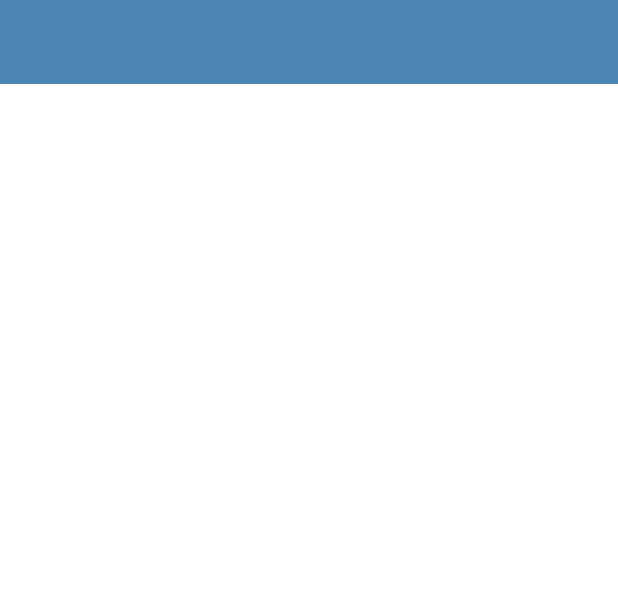
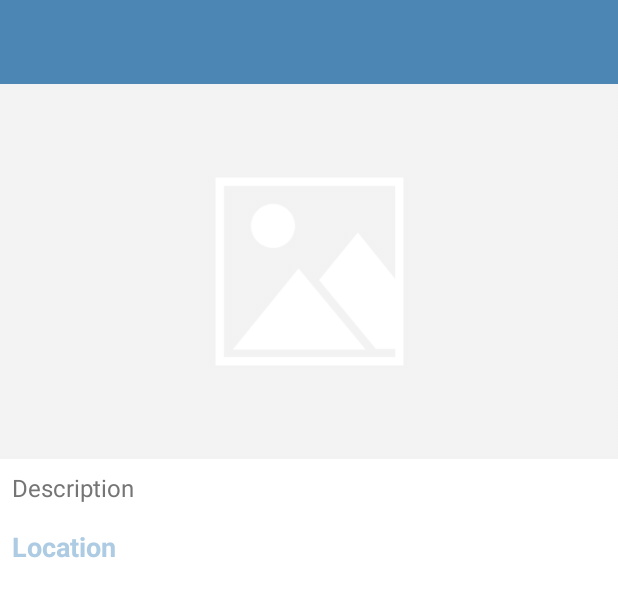
Before and after one commit to MuhammadSaad420/HappyPlace, an Android app: the layout activity_happy_place_detail.xml on its own in the app's theme, with its tools: preview values and no code run, on a phone screen of 412 x 824 dp. Shown: the top 597 px of the screen. Run offline under Robolectric (Android 15) with nearby library versions, the phone set to English and light mode, and no system bars.

Commit message:
Adding an on click listerner to an item of recycler view

```diff
--- a/app/src/main/java/com/example/happyplaces/activities/MainActivity.kt
+++ b/app/src/main/java/com/example/happyplaces/activities/MainActivity.kt
@@ -56,7 +56,10 @@ class MainActivity : AppCompatActivity() {
         binding?.rvHappyPlacesList?.layoutManager = LinearLayoutManager(this)
         binding?.rvHappyPlacesList?.setHasFixedSize(true)
 
-        val placesAdapter = HappyPlacesAdapter( happyPlacesList)
+        val placesAdapter = HappyPlacesAdapter( happyPlacesList) { _, _ ->
+            val intent = Intent(this, HappyPlaceDetailActivity::class.java)
+            startActivity(intent)
+        }
         binding?.rvHappyPlacesList?.adapter = placesAdapter
     }
 }
--- a/app/src/main/java/com/example/happyplaces/adapters/HappyPlacesAdapter.kt
+++ b/app/src/main/java/com/example/happyplaces/adapters/HappyPlacesAdapter.kt
@@ -8,14 +8,14 @@ import com.example.happyplaces.databinding.ItemHappyPlaceBinding
 import com.example.happyplaces.models.HappyPlaceModel
 
 class HappyPlacesAdapter(private val items:List<HappyPlaceModel>,
-//                  private val onItemDelete: (id: Int) -> Unit,
-//                  private val onItemEdit: (id: Int) -> Unit
+                 private val onItemClicked: (position: Int, happyPlaceModel: HappyPlaceModel) -> Unit
 ): RecyclerView.Adapter<HappyPlacesAdapter.ViewHolder>() {
 
     class ViewHolder(binding: ItemHappyPlaceBinding) : RecyclerView.ViewHolder(binding.root) {
         val ivImage = binding.ivPlaceImage;
         val tvTitle = binding.tvTitle;
         val tvDescription = binding.tvDescription;
+        val llm = binding.llm
 
     }
 
@@ -39,5 +39,8 @@ class HappyPlacesAdapter(private val items:List<HappyPlaceModel>,
         holder.tvTitle.text = currentItem.title;
         holder.tvDescription.text = currentItem.description;
         holder.ivImage.setImageURI(Uri.parse(currentItem.image))
+        holder.llm.setOnClickListener {
+            onItemClicked.invoke(position, currentItem)
+        }
     }
 }
--- a/app/src/main/res/layout/activity_happy_place_detail.xml
+++ b/app/src/main/res/layout/activity_happy_place_detail.xml
@@ -17,4 +17,61 @@
         app:layout_constraintTop_toTopOf="parent"
         />
 
+    <ScrollView
+        android:id="@+id/sv_main"
+        android:layout_width="match_parent"
+        android:layout_height="0dp"
+        android:fillViewport="true"
+        app:layout_constraintBottom_toBottomOf="parent"
+        app:layout_constraintEnd_toEndOf="parent"
+        app:layout_constraintStart_toStartOf="parent"
+        app:layout_constraintTop_toBottomOf="@id/toolbar_happy_place_details">
+
+        <androidx.constraintlayout.widget.ConstraintLayout
+            android:layout_width="match_parent"
+            android:layout_height="wrap_content">
+
+            <androidx.appcompat.widget.AppCompatImageView
+                android:id="@+id/iv_place_image"
+                android:layout_width="match_parent"
+                android:layout_height="@dimen/detail_screen_image_height_size"
+                android:scaleType="centerCrop"
+                android:src="@drawable/detail_screen_image_placeholder"
+                app:layout_constraintEnd_toEndOf="parent"
+                app:layout_constraintStart_toStartOf="parent"
+                app:layout_constraintTop_toTopOf="parent" />
+
+            <TextView
+                android:id="@+id/tv_description"
+                android:layout_width="match_parent"
+                android:layout_height="wrap_content"
+                android:layout_marginStart="@dimen/detail_screen_description_margin"
+                android:layout_marginTop="@dimen/detail_screen_description_margin"
+                android:layout_marginEnd="@dimen/detail_screen_description_margin"
+                android:textColor="@color/detail_screen_description_text_color"
+                android:textSize="@dimen/detail_screen_description_text_size"
+                app:layout_constraintEnd_toEndOf="parent"
+                app:layout_constraintHorizontal_bias="0.533"
+                app:layout_constraintStart_toStartOf="parent"
+                app:layout_constraintTop_toBottomOf="@+id/iv_place_image"
+                tools:text="Description" />
+
+            <TextView
+                android:id="@+id/tv_location"
+                android:layout_width="match_parent"
+                android:layout_height="wrap_content"
+                android:layout_marginStart="@dimen/detail_screen_location_marginStartEnd"
+                android:layout_marginTop="@dimen/detail_screen_location_marginTop"
+                android:layout_marginEnd="@dimen/detail_screen_location_marginStartEnd"
+                android:textColor="@color/colorAccent"
+                android:textSize="@dimen/detail_screen_location_text_size"
+                android:textStyle="bold"
+                app:layout_constraintEnd_toEndOf="parent"
+                app:layout_constraintHorizontal_bias="0.533"
+                app:layout_constraintStart_toStartOf="parent"
+                app:layout_constraintTop_toBottomOf="@+id/tv_description"
+                tools:text="Location" />
+        </androidx.constraintlayout.widget.ConstraintLayout>
+    </ScrollView>
+
 </androidx.constraintlayout.widget.ConstraintLayout>
--- a/app/src/main/res/layout/item_happy_place.xml
+++ b/app/src/main/res/layout/item_happy_place.xml
@@ -6,6 +6,7 @@
     android:layout_height="wrap_content">
 
     <androidx.cardview.widget.CardView
+        android:id="@+id/llm"
         android:layout_width="match_parent"
         android:layout_height="wrap_content"
         android:layout_marginStart="@dimen/item_happy_place_cv_main_marginStartEnd"
--- a/app/src/main/res/values/colors.xml
+++ b/app/src/main/res/values/colors.xml
@@ -14,4 +14,5 @@
     <color name="button_background_color">#63ace5</color>
     <color name="circular_image_border_color">#757575</color>
     <color name="item_happy_place_description_text_color">#606060</color>
+    <color name="detail_screen_description_text_color">#757575</color>
 </resources>
--- a/app/src/main/res/values/dimens.xml
+++ b/app/src/main/res/values/dimens.xml
@@ -41,4 +41,11 @@
     <dimen name="item_happy_place_ll_marginEnd">2dp</dimen>
     <dimen name="item_happy_place_title_textSize">16sp</dimen>
     <dimen name="item_happy_place_description_textSize">14sp</dimen>
+
+    <dimen name="detail_screen_image_height_size">250dp</dimen>
+    <dimen name="detail_screen_description_margin">8dp</dimen>
+    <dimen name="detail_screen_description_text_size">16sp</dimen>
+    <dimen name="detail_screen_location_marginStartEnd">8dp</dimen>
+    <dimen name="detail_screen_location_marginTop">16dp</dimen>
+    <dimen name="detail_screen_location_text_size">18sp</dimen>
 </resources>
```
Also changed, not shown: app/src/main/res/drawable/detail_screen_image_placeholder.png (added).
